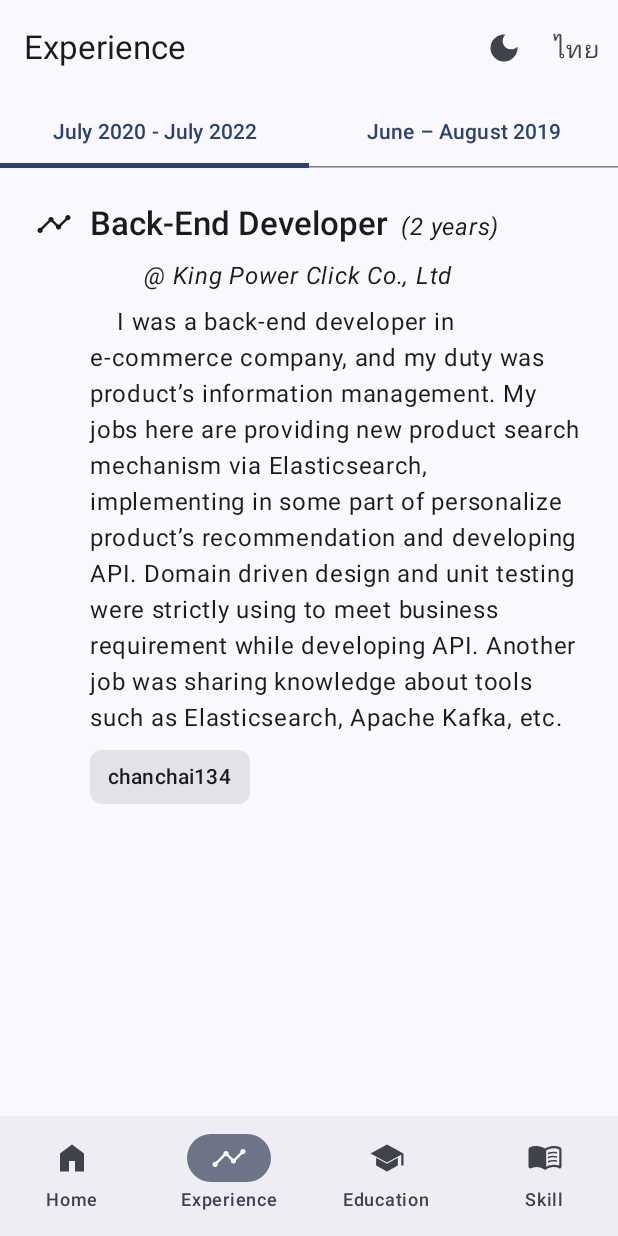
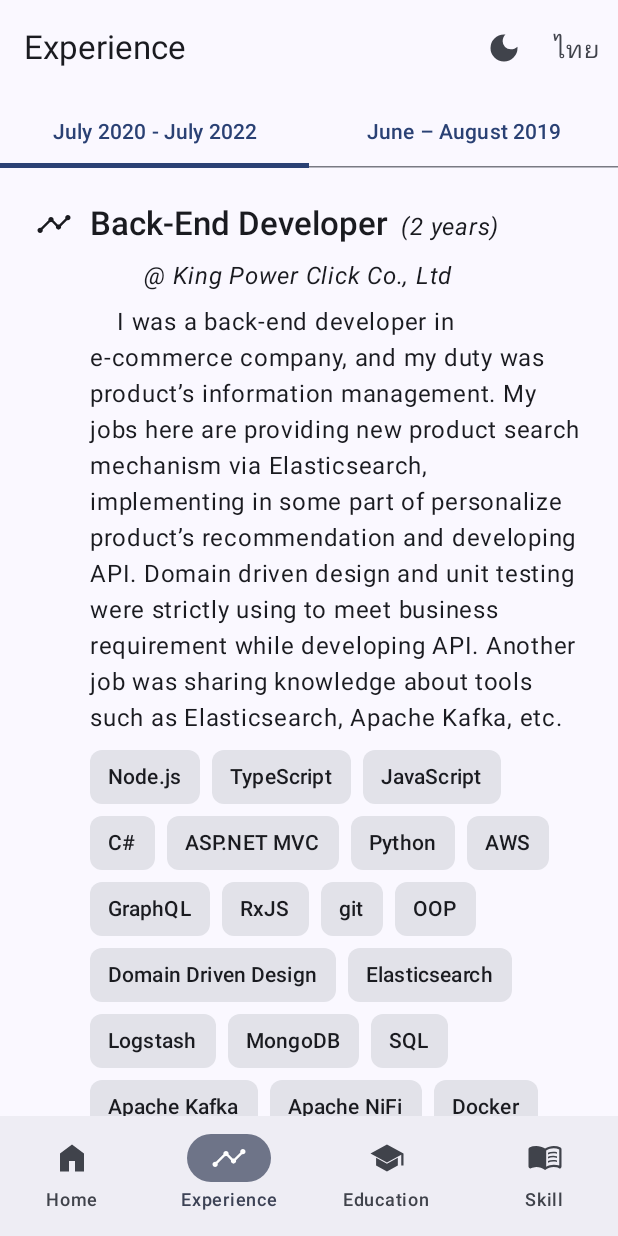
Before and after one commit to chanchai134/resume-android, an Android app built with Jetpack Compose: the screen it shows after launch (ResumeActivity), item 2 of the bottom bar chosen, on a phone screen of 412 x 824 dp. Run offline under Robolectric (Android 15) with nearby library versions, the phone set to English and light mode, and no system bars; our stand-ins replace Dagger/Hilt's generated code, constraintlayout-compose.

Commit message:
add skill string resource

```diff
--- a/app/src/main/java/chanchai134/resume/data/repository/JobStaticRepository.kt
+++ b/app/src/main/java/chanchai134/resume/data/repository/JobStaticRepository.kt
@@ -16,7 +16,27 @@ class JobStaticRepository @Inject constructor() : JobRepository {
                 R.string.job_2_duration,
                 R.string.job_2_company,
                 R.string.job_2_detail,
-                listOf(R.string.github)
+                listOf(
+                    R.string.node_js,
+                    R.string.typescript,
+                    R.string.javascript,
+                    R.string.c_sharp,
+                    R.string.asp_net,
+                    R.string.python,
+                    R.string.aws,
+                    R.string.graph_ql,
+                    R.string.rxjs,
+                    R.string.git,
+                    R.string.oop,
+                    R.string.ddd,
+                    R.string.elasticsearch,
+                    R.string.logstash,
+                    R.string.mongodb,
+                    R.string.sql,
+                    R.string.kafka,
+                    R.string.nifi,
+                    R.string.docker
+                )
             ),
             Job(
                 R.string.job_1_title,
@@ -24,7 +44,7 @@ class JobStaticRepository @Inject constructor() : JobRepository {
                 R.string.job_1_duration,
                 R.string.job_1_company,
                 R.string.job_1_detail,
-                listOf(R.string.github)
+                listOf(R.string.python, R.string.keras, R.string.oop)
             )
         )
     }
--- a/app/src/main/res/values/strings.xml
+++ b/app/src/main/res/values/strings.xml
@@ -25,4 +25,36 @@
     <string name="job_2_range">July 2020 - July 2022</string>
     <string name="job_2_company">King Power Click Co., Ltd</string>
     <string name="job_2_detail">I was a back-end developer in e-commerce company, and my duty was product’s information management. My jobs here are providing new product search mechanism via Elasticsearch, implementing in some part of personalize product’s recommendation and developing API. Domain driven design and unit testing were strictly using to meet business requirement while developing API. Another job was sharing knowledge about tools such as Elasticsearch, Apache Kafka, etc.</string>
+    <string name="python" translatable="false">Python</string>
+    <string name="keras" translatable="false">Keras</string>
+    <string name="git" translatable="false">git</string>
+    <string name="node_js" translatable="false">Node.js</string>
+    <string name="javascript" translatable="false">JavaScript</string>
+    <string name="typescript" translatable="false">TypeScript</string>
+    <string name="c_sharp" translatable="false">C#</string>
+    <string name="asp_net" translatable="false">ASP.NET MVC</string>
+    <string name="aws" translatable="false">AWS</string>
+    <string name="graph_ql" translatable="false">GraphQL</string>
+    <string name="oop" translatable="false">OOP</string>
+    <string name="ddd" translatable="false">Domain Driven Design</string>
+    <string name="elasticsearch" translatable="false">Elasticsearch</string>
+    <string name="logstash" translatable="false">Logstash</string>
+    <string name="mongodb" translatable="false">MongoDB</string>
+    <string name="sql" translatable="false">SQL</string>
+    <string name="kafka" translatable="false">Apache Kafka</string>
+    <string name="nifi" translatable="false">Apache NiFi</string>
+    <string name="docker" translatable="false">Docker</string>
+    <string name="rxjs" translatable="false">RxJS</string>
+    <string name="kotlin" translatable="false">Kotlin</string>
+    <string name="android_studio" translatable="false">Android Studio</string>
+    <string name="reactive_programing" translatable="false">Reactive Programing</string>
+    <string name="view" translatable="false">View</string>
+    <string name="view_binding" translatable="false">View Binding</string>
+    <string name="data_binding" translatable="false">Data Binding</string>
+    <string name="jetpack_compose" translatable="false">Jetpack Compose</string>
+    <string name="view_model" translatable="false">ViewModel</string>
+    <string name="coroutine" translatable="false">Coroutine</string>
+    <string name="room" translatable="false">Room</string>
+    <string name="data_store" translatable="false">DataStore</string>
+    <string name="retrofit" translatable="false">Retrofit</string>
 </resources>
```
Also changed, not shown: 1 other file.
